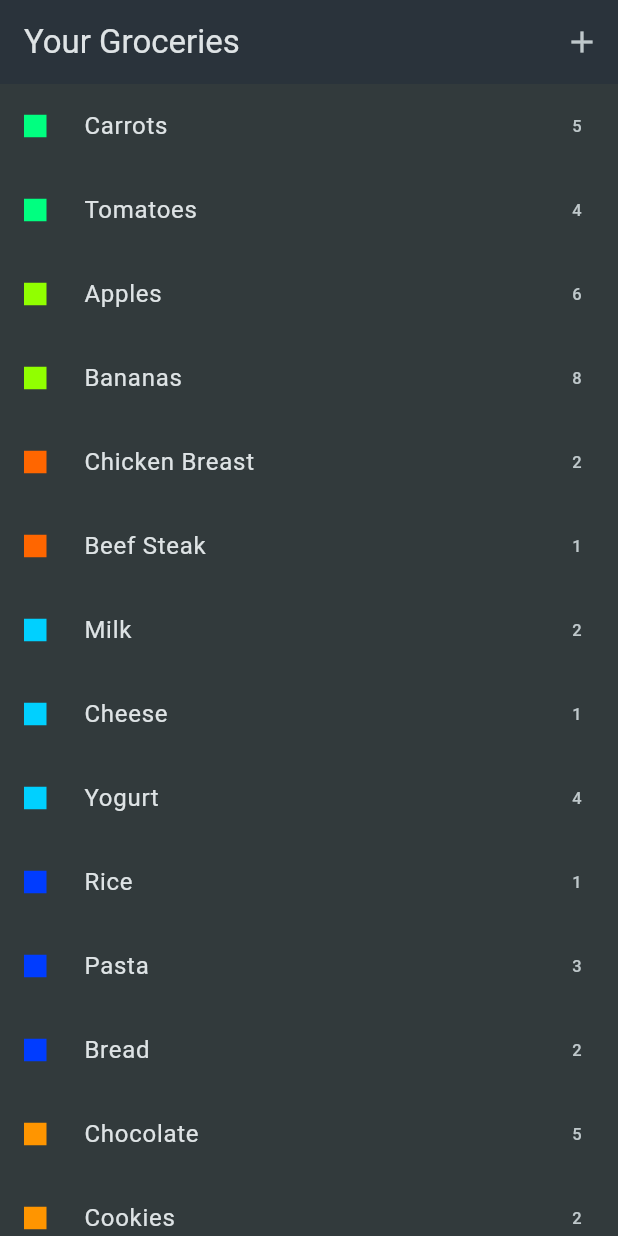
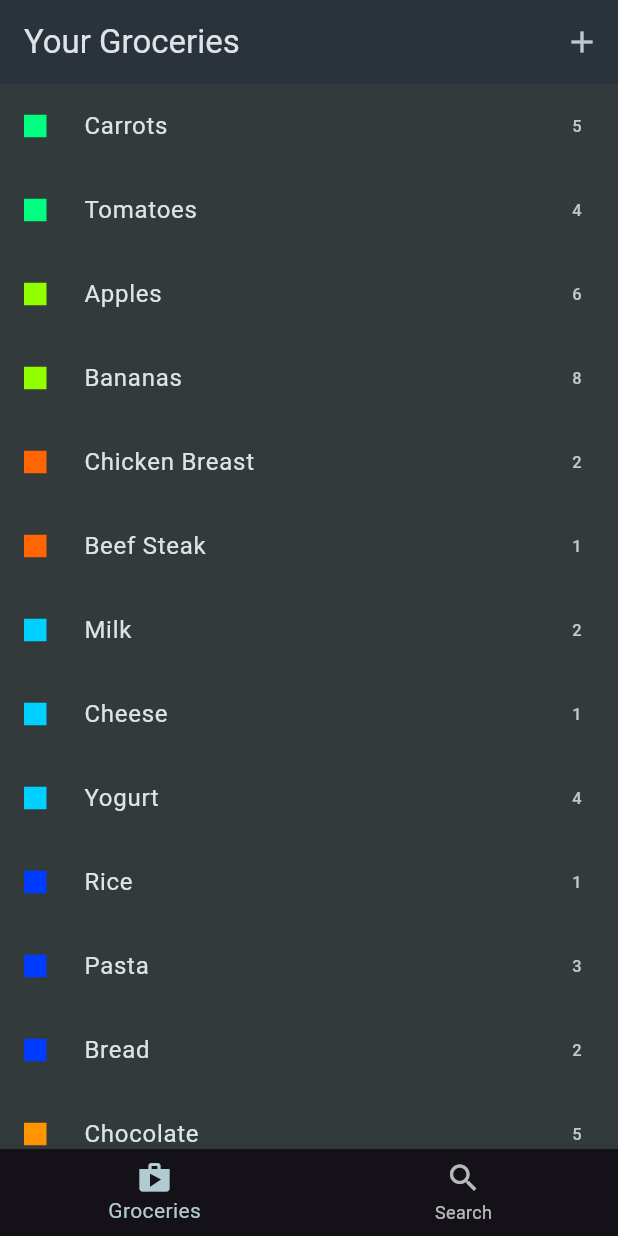
Before and after one commit to vathanakphy/w13_quiz, a Flutter app: the screen it shows after launch, on a phone screen of 412 x 824 dp. Run offline on Flutter 3.47's test engine with Material 3 defaults, Android fonts, the phone set to English and light mode, and no system bars.

```diff
--- a/app/lib/main.dart
+++ b/app/lib/main.dart
@@ -25,6 +25,7 @@ class MyApp extends StatelessWidget {
         scaffoldBackgroundColor: const Color.fromARGB(255, 50, 58, 60),
       ),
       home: const GroceryList(),
+
     );
   }
 }
--- a/app/lib/ui/groceries/grocery_list.dart
+++ b/app/lib/ui/groceries/grocery_list.dart
@@ -11,7 +11,8 @@ class GroceryList extends StatefulWidget {
 }
 
 class _GroceryListState extends State<GroceryList> {
-
+  String searchText = '';
+  Screen currentScreen = Screen.home;
   void onCreate() async {
     // Navigate to the form screen using the Navigator push
     Grocery? newGrocery = await Navigator.push<Grocery>(
@@ -28,8 +29,30 @@ class _GroceryListState extends State<GroceryList> {
   @override
   Widget build(BuildContext context) {
     Widget content = const Center(child: Text('No items added yet.'));
-
-    if (dummyGroceryItems.isNotEmpty) {
+    int currentIndex = 0;
+    if (currentIndex == 1) {
+      final filterList = dummyGroceryItems
+          .where((g) => g.name.toLowerCase().contains(searchText.toLowerCase()))
+          .toList();
+      content = Column(
+        children: [
+          TextField(
+            decoration: const InputDecoration(label: Text('Search')),
+            onChanged: (value) => setState(() {
+              searchText = value;
+            }),
+          ),
+          Container(width: double.infinity, height: 1, color: Colors.black),
+          Expanded(
+            child: ListView.builder(
+              itemCount: filterList.length,
+              itemBuilder: (context, index) =>
+                  GroceryTile(grocery: filterList[index]),
+            ),
+          ),
+        ],
+      );
+    } else {
       //  Display groceries with an Item builder and  LIst Tile
       content = ListView.builder(
         itemCount: dummyGroceryItems.length,
@@ -44,9 +67,19 @@ class _GroceryListState extends State<GroceryList> {
         actions: [IconButton(onPressed: onCreate, icon: const Icon(Icons.add))],
       ),
       body: content,
+      bottomNavigationBar: BottomNavigationBar(
+        currentIndex: currentIndex,
+        onTap: (index) => setState(() => currentIndex = index),
+        items: [
+          BottomNavigationBarItem(icon: Icon(Icons.shop), label: 'Groceries'),
+          BottomNavigationBarItem(icon: Icon(Icons.search), label: 'Search'),
+        ],
+      ),
     );
   }
 }
+
+enum Screen { home, search }
 
 class GroceryTile extends StatelessWidget {
   const GroceryTile({super.key, required this.grocery});
```
